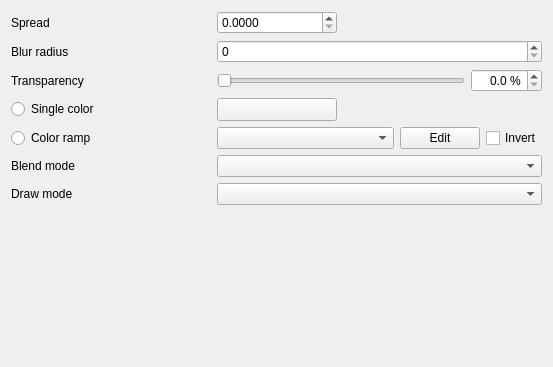
Before: the Qt Designer form src/ui/effects/widget_glow.ui in carsmie/QGIS, drawn with Qt 5.
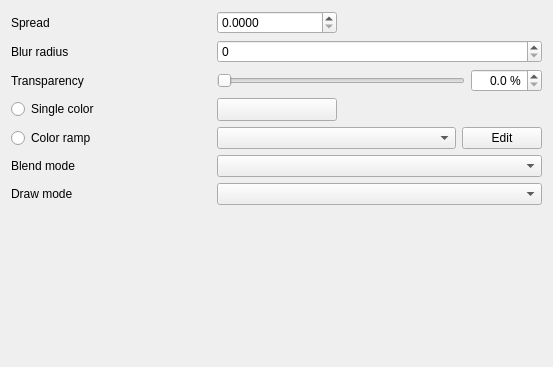
After: the same form once the commit is applied. Custom widgets are drawn as their Qt base class.

Commit message: Remove invert check box from glow effect widget, was never hooked up

The edit to the form file:
```diff
--- a/src/ui/effects/widget_glow.ui
+++ b/src/ui/effects/widget_glow.ui
@@ -135,7 +135,7 @@
          </widget>
         </item>
         <item row="4" column="1" colspan="2">
-         <layout class="QHBoxLayout" name="horizontalLayout" stretch="1,0,0">
+         <layout class="QHBoxLayout" name="horizontalLayout" stretch="1,0">
           <item>
            <widget class="QgsColorRampComboBox" name="mRampComboBox"/>
           </item>
@@ -152,13 +152,6 @@
             </property>
            </widget>
           </item>
-          <item>
-           <widget class="QCheckBox" name="mInvertCheckBox">
-            <property name="text">
-             <string>Invert</string>
-            </property>
-           </widget>
-          </item>
          </layout>
         </item>
         <item row="5" column="1" colspan="2">
```
Left out of the diff: 17 changed lines with no effect on the pictures. The commit also changes 1 other file.
